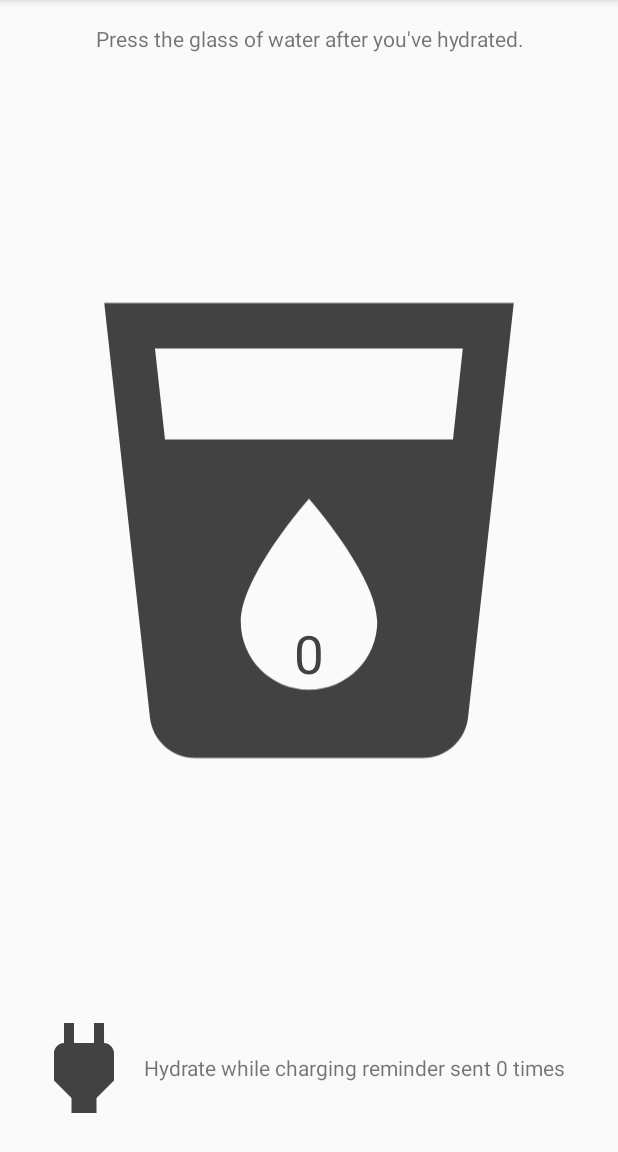
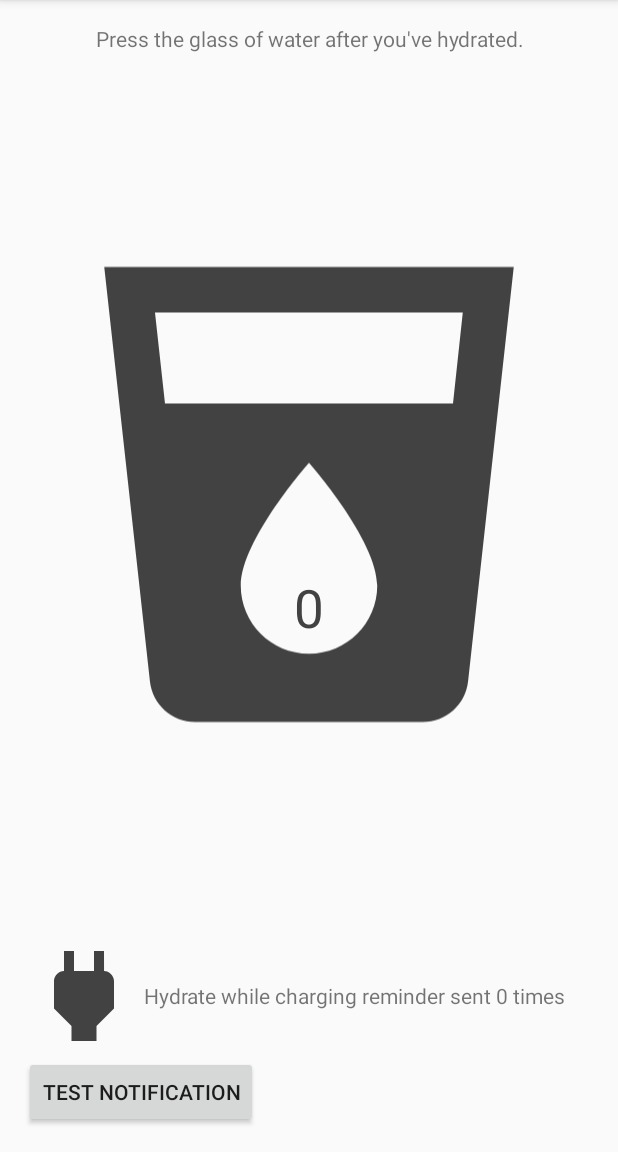
Before and after one commit to Ksmith30/Hydration-Reminder, an Android app: the screen it shows after launch (MainActivity), on a phone screen of 412 x 824 dp, the part 84-1236 px from its top. Run offline under Robolectric (Android 15) with nearby library versions, the phone set to English and light mode, and no system bars.

Commit message:
Add Notification Channel and Notification

```diff
--- a/app/src/main/AndroidManifest.xml
+++ b/app/src/main/AndroidManifest.xml
@@ -1,6 +1,7 @@
 <?xml version="1.0" encoding="utf-8"?>
 <manifest xmlns:android="http://schemas.android.com/apk/res/android"
           package="com.example.android.background">
+    <uses-permission android:name="android.permission.VIBRATE"/>
 
     <application
         android:allowBackup="true"
--- a/app/src/main/java/com/example/android/background/MainActivity.java
+++ b/app/src/main/java/com/example/android/background/MainActivity.java
@@ -27,6 +27,7 @@ import android.widget.Toast;
 
 import com.example.android.background.sync.ReminderTasks;
 import com.example.android.background.sync.WaterReminderIntentService;
+import com.example.android.background.utilities.NotificationUtils;
 import com.example.android.background.utilities.PreferenceUtilities;
 
 public class MainActivity extends AppCompatActivity implements
@@ -89,6 +90,10 @@ public class MainActivity extends AppCompatActivity implements
         startService(waterReminderIntent);
     }
 
+    public void testNotification(View view) {
+        new NotificationUtils().remindUserBecauseCharging(this);
+    }
+
     @Override
     protected void onDestroy() {
         super.onDestroy();
--- a/app/src/main/res/layout/activity_main.xml
+++ b/app/src/main/res/layout/activity_main.xml
@@ -85,4 +85,11 @@
             android:text="@string/default_charge_notification_count" />
 
     </RelativeLayout>
+
+    <Button
+        android:layout_width="wrap_content"
+        android:layout_height="wrap_content"
+        android:onClick="testNotification"
+        android:text="@string/test_notification_button_text"
+        />
 </LinearLayout>
--- a/app/src/main/res/values/strings.xml
+++ b/app/src/main/res/values/strings.xml
@@ -23,4 +23,9 @@
     <string name="charging_reminder_notification_title">Device Charging - Where\'s that water?</string>
     <string name="charging_reminder_notification_body">There\'s never a better time to drink water than when you know your phone is charging. Drink up!</string>
 
+    <string name="channel_name">Drink Water</string>
+    <string name="channel_description">It\'s time to drink more water!</string>
+
+    <string name="test_notification_button_text">Test Notification</string>
+
 </resources>
```
Also changed, not shown: app/src/main/java/com/example/android/background/utilities/NotificationUtils.java (added, +93 -0 lines).
